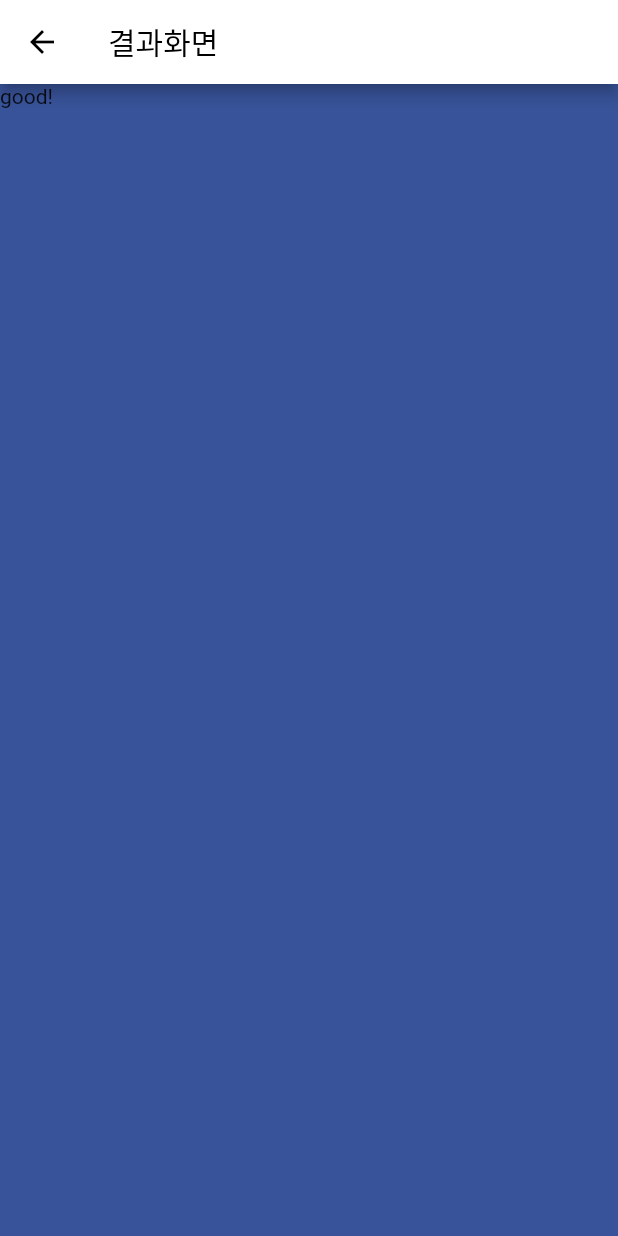
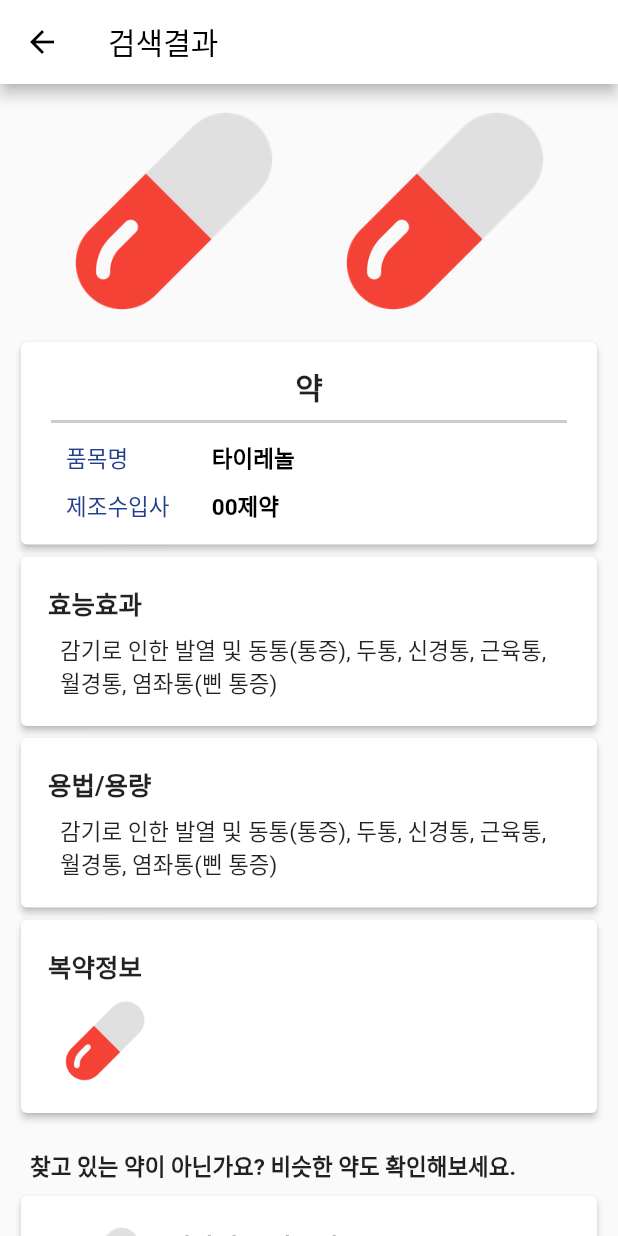
Before and after one commit to sparksub/pillumi-khu, a Flutter app: the ResultScreenWidget screen opened directly, on a phone screen of 412 x 824 dp. Run offline on Flutter 3.47's test engine with Material 2 defaults, Android fonts, the phone set to English and light mode, and no system bars.

Commit message:
Update all screens, widget && Final design

```diff
--- a/front/lib/screens/main_screen_widget.dart
+++ b/front/lib/screens/main_screen_widget.dart
@@ -2,11 +2,12 @@
 import 'package:front/screens/result_screen_widget.dart';
 import 'package:front/util/palette.dart' as palette;
 
-import '../util/add_photo_button.dart';
-import '../util/show_dialog_warning.dart';
+import '../widgets/button/add_photo_button.dart';
 
 class MainScreenWidget extends StatefulWidget{
   const MainScreenWidget({Key? key}) : super(key: key);
+
+  @override
   MainScreen createState()=> MainScreen();
 }
 
@@ -16,7 +17,7 @@
 
   @override
   Widget build(BuildContext context) {
-    return Container(
+    return SizedBox(
       width: double.infinity,
       height: double.infinity,
       child: Scaffold(
--- a/front/lib/screens/result_screen_widget.dart
+++ b/front/lib/screens/result_screen_widget.dart
@@ -1,20 +1,93 @@
 import 'package:flutter/material.dart';
 import 'package:front/util/palette.dart' as palette;
 
-class ResultScreenWidget extends StatelessWidget {
+import '../widgets/card/build_another_pill_card.dart';
+import '../widgets/card/build_pill_info_card.dart';
+import '../widgets/card/text_for_pill_info.dart';
+
+class ResultScreenWidget extends StatefulWidget {
   const ResultScreenWidget({Key? key}) : super(key: key);
+
+  @override
+  ResultScreen createState()=> ResultScreen();
+}
+class ResultScreen extends State<ResultScreenWidget> {
+  String pillTitle = "약";
 
   @override
   Widget build(BuildContext context) {
     return Scaffold(
       appBar: AppBar(
-        title: const Text('결과화면'),
+        title: const Text('검색결과'),
       ),
-      body: Container(
-          width: double.infinity,
-          height: double.infinity,
-          color: palette.blue,
-          child: const Text("good!")
+      body: SingleChildScrollView(
+        scrollDirection: Axis.vertical,
+        child: Container(
+            padding: const EdgeInsets.all(10),
+            child: Column(
+              children: [
+                // TODO: 검색된 알약 이미지 보여주기
+                Row(
+                  mainAxisAlignment: MainAxisAlignment.spaceEvenly,
+                  children: const [
+                    Image(
+                      image: AssetImage('assets/pill-icon-nobackground.png'),
+                      width: 150,
+                    ),
+                    Image(
+                      image: AssetImage('assets/pill-icon-nobackground.png'),
+                      width: 150,
+                    ),
+                  ],
+                ),
+                SizedBox(height: 8.0),
+                // 알약에 대한 기본 정보
+                // TODO: 알약 정보 보여주는 method 연결
+                Card(
+                  elevation: 2.0,
+                  child: Padding(
+                    padding: const EdgeInsets.all(10.0),
+                    child: Column(
+                      children: [
+                        Padding(
+                          padding: const EdgeInsets.only(top: 5.0),
+                          child: Text(pillTitle,
+                            style: TextStyle(
+                              fontWeight: FontWeight.bold,
+                              fontSize: 20),
+                          ),
+                        ),
+                        Container(
+                          margin: const EdgeInsets.only(left: 10, right: 10),
+                          width: double.infinity,
+                          child: Divider(color: palette.gray, thickness: 2.0)
+                        ),
+                        textForPillInfo("품목명", "타이레놀"),
+                        textForPillInfo("제조수입사", "00제약")
+                      ],
+                    ),
+                  )
+                ),
+                buildPillInfoCard("효능효과",
+                    "감기로 인한 발열 및 동통(통증), 두통, 신경통, 근육통, 월경통, 염좌통(삔 통증)"),
+                buildPillInfoCard("용법/용량",
+                    "감기로 인한 발열 및 동통(통증), 두통, 신경통, 근육통, 월경통, 염좌통(삔 통증)"),
+                buildPillInfoPhotoCard("복약정보", 'assets/pill-icon-nobackground.png'),
+                Container(
+                  alignment: Alignment.bottomLeft,
+                  padding: const EdgeInsets.only(
+                      left: 10.0, right: 10.0, top: 20.0, bottom: 5.0),
+                  child: const Text("찾고 있는 약이 아닌가요? 비슷한 약도 확인해보세요.",
+                    style: TextStyle(
+                        fontWeight: FontWeight.bold,
+                        fontSize: 15),
+                  ),
+                ),
+                BuildAnotherPillCard("비타민 A 및 D제", "품목명"),
+                BuildAnotherPillCard("비타민 A 및 D제", "품목명"),
+              ],
+            )
+        ),
       ),
     );
   }
--- a/front/lib/util/add_photo_button.dart
+++ b/front/lib/widgets/button/add_photo_button.dart
@@ -1,6 +1,6 @@
 import 'package:flutter/material.dart';
 import 'package:front/util/palette.dart' as palette;
-import 'package:front/util/show_dialog_warning.dart';
+import 'package:front/widgets/dialog/show_dialog_warning.dart';
 
 class AddPhotoButtonWidget extends StatefulWidget {
 
--- /dev/null
+++ b/front/lib/widgets/card/build_another_pill_card.dart
@@ -0,0 +1,28 @@
+import 'package:flutter/material.dart';
+
+Card BuildAnotherPillCard(title, name) {
+  return Card(
+      elevation: 2.0,
+      child: Container(
+        alignment: Alignment.centerLeft,
+        padding: const EdgeInsets.all(10.0),
+        child: ListTile(
+          leading: Image(
+            image: AssetImage('assets/pill-icon-nobackground.png'),
+            height: 60,
+          ),
+          title: Text(title,
+            style: const TextStyle(
+                fontWeight: FontWeight.bold,
+                fontSize: 17),
+          ),
+          subtitle: Text(name,
+            style: const TextStyle(
+                fontWeight: FontWeight.w500,
+                fontSize: 15
+            ),
+          ),
+        ),
+      )
+  );
+}
--- /dev/null
+++ b/front/lib/widgets/card/build_pill_info_card.dart
@@ -0,0 +1,65 @@
+import 'package:flutter/material.dart';
+
+Card buildPillInfoCard(title, text) {
+  return Card(
+      elevation: 2.0,
+      child: Container(
+        alignment: Alignment.topLeft,
+        padding: const EdgeInsets.all(10.0),
+        child: Padding(
+          padding: const EdgeInsets.all(8.0),
+          child: Column(
+            crossAxisAlignment: CrossAxisAlignment.start,
+            children: [
+              Text(title,
+                style: const TextStyle(
+                    fontWeight: FontWeight.bold,
+                    fontSize: 17),
+              ),
+              const SizedBox(height: 8.0),
+              Padding(
+                padding: const EdgeInsets.only(left: 8.0, right: 8.0),
+                child: Text(text,
+                  softWrap: true,
+                  style: const TextStyle(
+                      fontWeight: FontWeight.w400,
+                      fontSize: 15),
+                ),
+              ),
+            ],
+          ),
+        ),
+      )
+  );
+}
+
+Card buildPillInfoPhotoCard(title, imgUrl) {
+  return Card(
+      elevation: 2.0,
+      child: Container(
+        alignment: Alignment.topLeft,
+        padding: const EdgeInsets.all(10.0),
+        child: Padding(
+          padding: const EdgeInsets.all(8.0),
+          child: Column(
+            crossAxisAlignment: CrossAxisAlignment.start,
+            children: [
+              Text(title,
+                style: const TextStyle(
+                    fontWeight: FontWeight.bold,
+                    fontSize: 17),
+              ),
+              const SizedBox(height: 8.0),
+              Padding(
+                padding: const EdgeInsets.only(left: 8.0, right: 8.0),
+                child: Image(
+                  image: AssetImage(imgUrl),
+                  height: 60,
+                ),
+              ),
+            ],
+          ),
+        ),
+      )
+  );
+}
--- /dev/null
+++ b/front/lib/widgets/card/text_for_pill_info.dart
@@ -0,0 +1,39 @@
+import 'package:flutter/material.dart';
+import 'package:front/util/palette.dart' as palette;
+
+Padding textForPillInfo(text1, text2) {
+  return Padding(
+    padding: const EdgeInsets.only(
+        left: 20.0,
+        right: 20.0,
+        top: 5.0,
+        bottom: 5.0
+    ),
+    child: Row(
+      children: [
+        Expanded(
+          flex: 3,
+          child: Text(text1,
+            textAlign: TextAlign.start,
+            style: TextStyle(
+                fontWeight: FontWeight.w500,
+                color: palette.darkBlue,
+                fontSize: 15
+            ),
+          ),
+        ),
+        Expanded(
+          flex: 7,
+          child: Text(text2,
+            textAlign: TextAlign.start,
+            style: TextStyle(
+                fontWeight: FontWeight.w600,
+                color: palette.black,
+                fontSize: 15
+            ),
+          ),
+        ),
+      ],
+    ),
+  );
+}
--- a/front/lib/util/show_dialog_warning.dart
+++ b/front/lib/widgets/dialog/show_dialog_warning.dart
@@ -1,7 +1,7 @@
 import 'package:flutter/material.dart';
 import 'package:front/util/palette.dart' as palette;
 
-import '../screens/result_screen_widget.dart';
+import '../../screens/result_screen_widget.dart';
 
 ShowDialogWarning(BuildContext context) async {
   await showDialog(
@@ -37,7 +37,7 @@
                     Text("잘못된 사진",
                       textAlign: TextAlign.center,
                       style: TextStyle(
-                          fontWeight: FontWeight.w400,
+                          fontWeight: FontWeight.w500,
                           fontSize: 13
                       ),
                     )
@@ -52,7 +52,7 @@
                     Text("좋은 사진",
                       textAlign: TextAlign.center,
                       style: TextStyle(
-                          fontWeight: FontWeight.w400,
+                          fontWeight: FontWeight.w500,
                           fontSize: 13
                       ),
                     )
@@ -127,7 +127,7 @@
     textAlign: TextAlign.center,
     style: TextStyle(
         color: palette.black,
-        fontWeight: FontWeight.w600,
+        fontWeight: FontWeight.w500,
         fontSize: 15
     ),
   );
```
